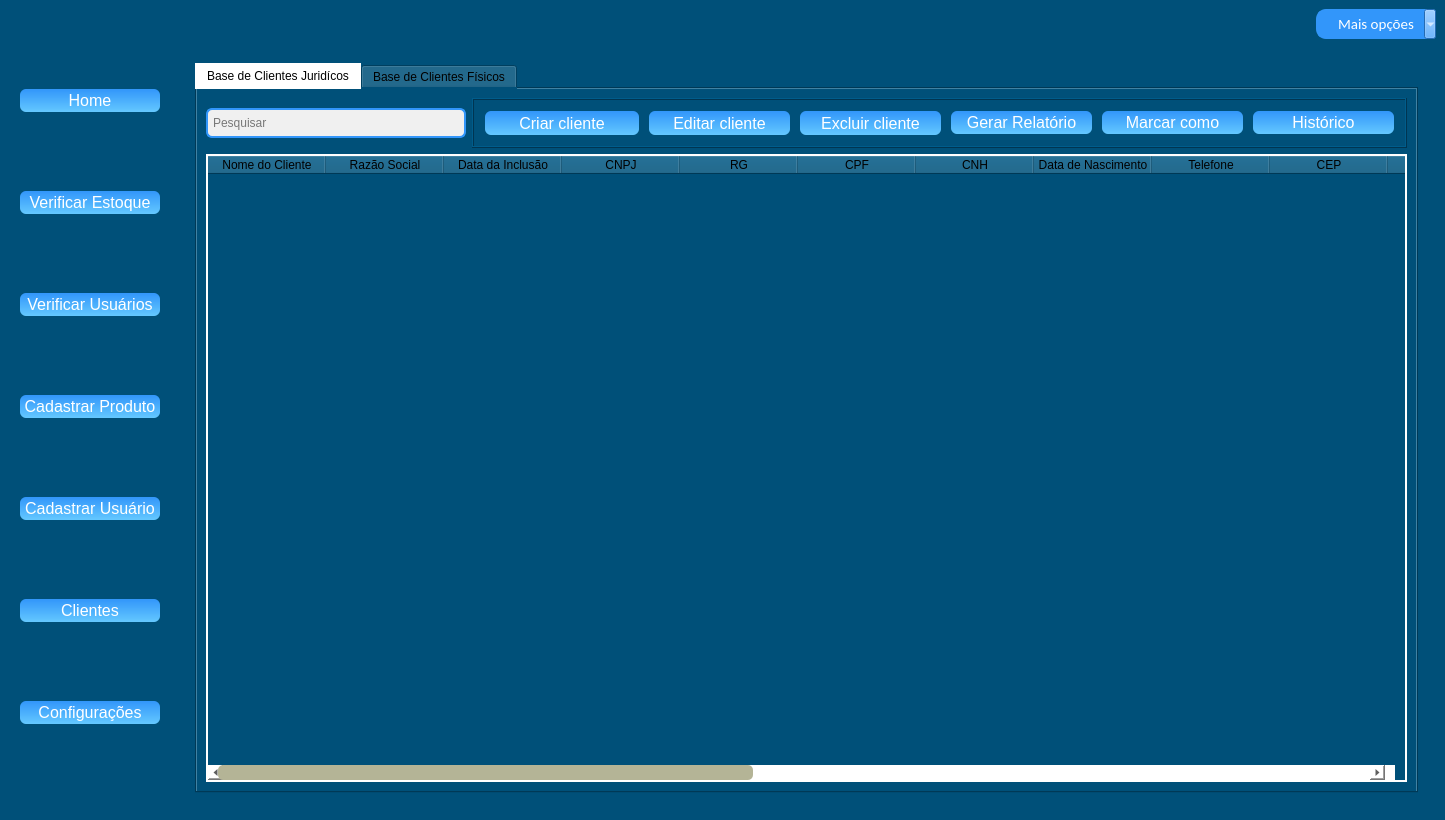
Qt form novamaine.ui (KevenLucas025/ProjetoERP) before a commit.
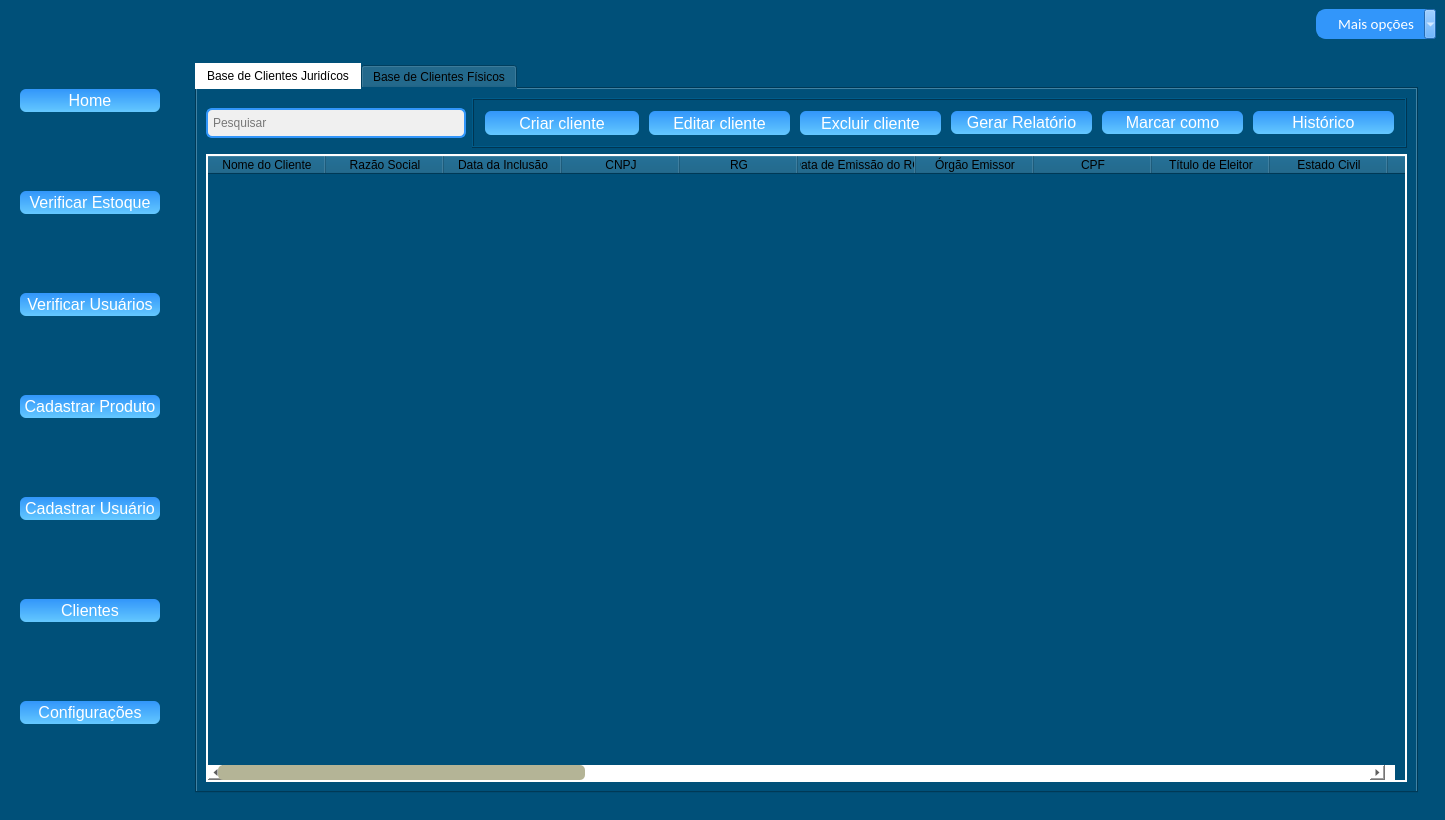
The same form after that commit. The open tabs and pages were chosen to show the change. Icons and pictures are not drawn.

```diff
--- a/novamaine.ui
+++ b/novamaine.ui
@@ -6392,21 +6392,71 @@
                    <string>RG</string>
                   </property>
                  </column>
+                 <column>
+                  <property name="text">
+                   <string>Data de Emissão do RG</string>
+                  </property>
+                 </column>
+                 <column>
+                  <property name="text">
+                   <string>Órgão Emissor</string>
+                  </property>
+                 </column>
                  <column>
                   <property name="text">
                    <string>CPF</string>
                   </property>
                  </column>
+                 <column>
+                  <property name="text">
+                   <string>Título de Eleitor</string>
+                  </property>
+                 </column>
+                 <column>
+                  <property name="text">
+                   <string>Estado Civil</string>
+                  </property>
+                 </column>
                  <column>
                   <property name="text">
                    <string>CNH</string>
                   </property>
                  </column>
+                 <column>
+                  <property name="text">
+                   <string>Categoria da CNH</string>
+                  </property>
+                 </column>
+                 <column>
+                  <property name="text">
+                   <string>Data de Emissão da CNH</string>
+                  </property>
+                 </column>
+                 <column>
+                  <property name="text">
+                   <string>Data de Vencimento da CNH</string>
+                  </property>
+                 </column>
                  <column>
                   <property name="text">
                    <string>Data de Nascimento</string>
                   </property>
                  </column>
+                 <column>
+                  <property name="text">
+                   <string>Nome do Representante Legal</string>
+                  </property>
+                 </column>
+                 <column>
+                  <property name="text">
+                   <string>CPF do Representante Legal</string>
+                  </property>
+                 </column>
+                 <column>
+                  <property name="text">
+                   <string>RG do Representante Legal</string>
+                  </property>
+                 </column>
                  <column>
                   <property name="text">
                    <string>Telefone</string>
```
Left out of the diff: 2 changed lines with no effect on the pictures.
